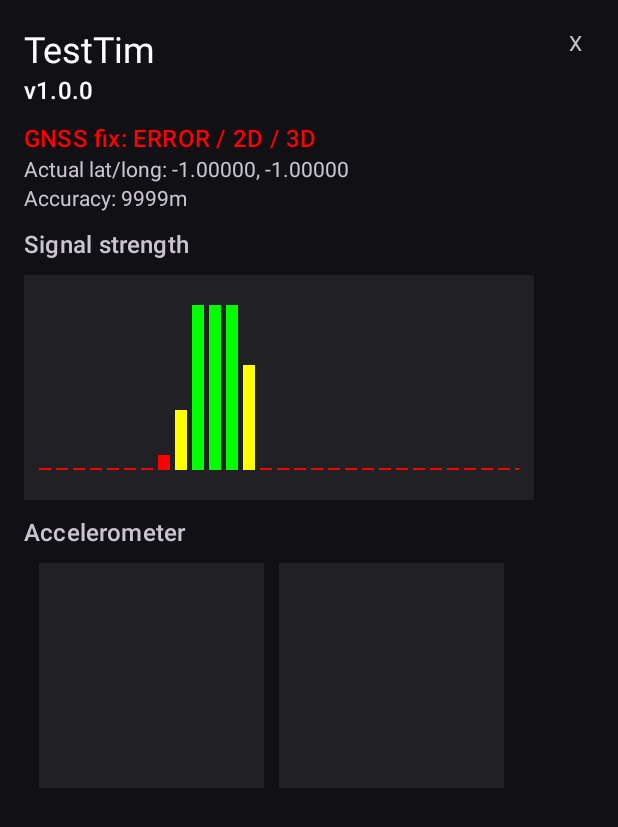
After one commit to Treinchauffeur/TestTim, an Android app: the layout overlay_window.xml on its own in the app's theme, with its tools: preview values and no code run, on a phone screen of 412 x 824 dp. The commit adds this screen. Shown: the top 827 px of the screen. Run offline under Robolectric (Android 15) with nearby library versions, the phone set to English and light mode, and no system bars.

Commit message:
Expanded UI to include most if not all elements. Minor code reformatting. Fixed some typos.

```diff
--- a/app/src/main/java/org/treinchauffeur/testtim/MainActivity.java
+++ b/app/src/main/java/org/treinchauffeur/testtim/MainActivity.java
@@ -35,7 +35,6 @@ public class MainActivity extends AppCompatActivity {
         edt1.addTextChangedListener(new TextWatcher() {
             @Override
             public void beforeTextChanged(CharSequence charSequence, int i, int i1, int i2) {
-
             }
 
             @Override
@@ -44,9 +43,7 @@ public class MainActivity extends AppCompatActivity {
             }
 
             @Override
-            public void afterTextChanged(Editable editable) {
-
-            }
+            public void afterTextChanged(Editable editable) {}
         });
 
         btnClose.setOnClickListener(new View.OnClickListener() {
@@ -66,6 +63,7 @@ public class MainActivity extends AppCompatActivity {
     }
 
     public final static int Overlay_REQUEST_CODE = 251;
+
     public void checkDrawOverlayPermission() {
         if (!Settings.canDrawOverlays(mActivity)) {
             Intent intent = new Intent(Settings.ACTION_MANAGE_OVERLAY_PERMISSION, Uri.parse("package:" + getPackageName()));
@@ -85,12 +83,9 @@ public class MainActivity extends AppCompatActivity {
     public void onActivityResult(int requestCode, int resultCode, Intent data) {
         super.onActivityResult(requestCode, resultCode, data);
 
-        switch (requestCode) {
-            case Overlay_REQUEST_CODE: {
-                if (Settings.canDrawOverlays(mActivity)) {
-                    openFloatingWindow();
-                }
-                break;
+        if (requestCode == Overlay_REQUEST_CODE) {
+            if (Settings.canDrawOverlays(mActivity)) {
+                openFloatingWindow();
             }
         }
     }
--- a/app/src/main/java/org/treinchauffeur/testtim/OverlayShowingService.java
+++ b/app/src/main/java/org/treinchauffeur/testtim/OverlayShowingService.java
@@ -56,27 +56,21 @@ public class OverlayShowingService extends Service {
     }
 
     WindowManager.LayoutParams mWindowsParams;
+
     private void moveView() {
         DisplayMetrics metrics = context.getResources().getDisplayMetrics();
         int width = (int) (metrics.widthPixels * 0.7f);
         int height = (int) (metrics.heightPixels * 0.45f);
 
         mWindowsParams = new WindowManager.LayoutParams(
-                width,//WindowManager.LayoutParams.WRAP_CONTENT,
-                height,//WindowManager.LayoutParams.WRAP_CONTENT,
-                //WindowManager.LayoutParams.TYPE_SYSTEM_ALERT,
-
-                WindowManager.LayoutParams.TYPE_APPLICATION_OVERLAY
-                ,
-
-                //WindowManager.LayoutParams.FLAG_NOT_TOUCH_MODAL,
-                WindowManager.LayoutParams.FLAG_NOT_TOUCH_MODAL | WindowManager.LayoutParams.FLAG_WATCH_OUTSIDE_TOUCH, // Not displaying keyboard on bg activity's EditText
-                //WindowManager.LayoutParams.FLAG_NOT_FOCUSABLE, //Not work with EditText on keyboard
-                PixelFormat.TRANSLUCENT);
+                width,
+                height,
+                WindowManager.LayoutParams.TYPE_APPLICATION_OVERLAY,
+                WindowManager.LayoutParams.FLAG_NOT_TOUCH_MODAL | WindowManager.LayoutParams.FLAG_WATCH_OUTSIDE_TOUCH,
+                PixelFormat.OPAQUE);
 
 
         mWindowsParams.gravity = Gravity.TOP | Gravity.LEFT;
-        //params.x = 0;
         mWindowsParams.y = 100;
         mWindowManager.addView(mView, mWindowsParams);
 
@@ -87,6 +81,7 @@ public class OverlayShowingService extends Service {
             private float initialTouchY;
 
             long startTime = System.currentTimeMillis();
+
             @Override
             public boolean onTouch(View v, MotionEvent event) {
                 if (System.currentTimeMillis() - startTime <= 300) {
@@ -146,10 +141,11 @@ public class OverlayShowingService extends Service {
 
     private boolean wasInFocus = true;
     private EditText edt1;
+
     private void allAboutLayout(Intent intent) {
 
         LayoutInflater layoutInflater = (LayoutInflater) context.getSystemService(Context.LAYOUT_INFLATER_SERVICE);
-        mView = layoutInflater.inflate(R.layout.ovelay_window, null);
+        mView = layoutInflater.inflate(R.layout.overlay_window, null);
 
         edt1 = (EditText) mView.findViewById(R.id.edt1);
         final TextView tvValue = (TextView) mView.findViewById(R.id.tvValue);
--- a/app/src/main/res/layout/ovelay_window.xml
+++ /dev/null
@@ -1,27 +0,0 @@
-<?xml version="1.0" encoding="utf-8"?>
-<RelativeLayout xmlns:android="http://schemas.android.com/apk/res/android"
-    xmlns:tools="http://schemas.android.com/tools"
-    android:id="@+id/activity_main"
-    android:layout_width="wrap_content"
-    android:layout_height="wrap_content"
-    android:paddingBottom="16dp"
-    android:paddingLeft="16dp"
-    android:paddingRight="16dp"
-    android:paddingTop="16dp"
-    android:background="#22000000"
-    tools:context=".MainActivity">
-    <Button
-        android:layout_width="25dp"
-        android:layout_height="25dp"
-        android:text="Close"
-        android:layout_alignParentRight="true"
-        android:id="@+id/btnClose"
-        />
-    <TextView
-        android:id="@+id/tvValue"
-        android:textColor="@color/white"
-        android:layout_width="wrap_content"
-        android:layout_height="wrap_content"
-        android:text="" />
-
-</RelativeLayout>
--- /dev/null
+++ b/app/src/main/res/layout/overlay_window.xml
@@ -0,0 +1,368 @@
+<?xml version="1.0" encoding="utf-8"?>
+<RelativeLayout xmlns:android="http://schemas.android.com/apk/res/android"
+    xmlns:tools="http://schemas.android.com/tools"
+    android:id="@+id/activity_main"
+    android:layout_width="wrap_content"
+    android:layout_height="wrap_content"
+    android:background="#22000000"
+    android:paddingLeft="16dp"
+    android:paddingTop="16dp"
+    android:paddingRight="16dp"
+    android:paddingBottom="16dp"
+    tools:context=".MainActivity">
+
+    <TextView
+        android:id="@+id/btnClose"
+        android:layout_width="25dp"
+        android:layout_height="25dp"
+        android:layout_alignParentRight="true"
+        android:gravity="center"
+        android:text="X" />
+
+    <LinearLayout
+        android:layout_width="wrap_content"
+        android:layout_height="wrap_content"
+        android:orientation="vertical">
+
+        <TextView
+            android:id="@+id/tvTitle"
+            style="@style/MaterialAlertDialog.Material3.Title.Text"
+            android:layout_width="wrap_content"
+            android:layout_height="wrap_content"
+            android:text="TestTim "
+            android:textColor="@color/white" />
+
+        <TextView
+            android:id="@+id/tvSubTitle"
+            style="@style/TextAppearance.Material3.ActionBar.Subtitle"
+            android:layout_width="wrap_content"
+            android:layout_height="wrap_content"
+            android:layout_alignBottom="@id/tvTitle"
+            android:text="v1.0.0"
+            android:textColor="@color/white" />
+
+        <TextView
+            style="@style/TextAppearance.Material3.ActionBar.Subtitle"
+            android:layout_width="wrap_content"
+            android:layout_height="wrap_content"
+            android:paddingTop="10dp"
+            android:text="GNSS fix: ERROR / 2D / 3D"
+            android:textColor="#FF0000"/>
+
+        <TextView
+            android:id="@+id/tvSatellites"
+            android:layout_width="wrap_content"
+            android:layout_height="wrap_content"
+            android:text="Actual lat/long: -1.00000, -1.00000" />
+
+        <TextView
+            android:id="@+id/tvAccuracy"
+            android:layout_width="wrap_content"
+            android:layout_height="wrap_content"
+            android:text="Accuracy: 9999m" />
+
+        <TextView
+            style="@style/TextAppearance.Material3.ActionBar.Subtitle"
+            android:layout_width="wrap_content"
+            android:layout_height="wrap_content"
+            android:paddingTop="10dp"
+            android:paddingBottom="10dp"
+            android:text="Signal strength" />
+
+        <LinearLayout
+            android:layout_width="340dp"
+            android:layout_height="150dp"
+            android:gravity="center_horizontal"
+            android:orientation="horizontal"
+            android:background="#11ffffff">
+
+
+            <HorizontalScrollView
+                android:layout_width="match_parent"
+                android:layout_height="match_parent"
+                android:scrollbars="none"
+                android:padding="10dp">
+
+                <LinearLayout
+                    android:id="@+id/signalStrengthGraph"
+                    android:layout_width="match_parent"
+                    android:layout_height="match_parent"
+                    android:layout_marginVertical="10dp"
+                    android:gravity="bottom"
+                    android:orientation="horizontal"
+                    >
+
+
+                    <View
+                        android:id="@+id/sat1"
+                        android:layout_width="8dp"
+                        android:layout_height="1dp"
+                        android:layout_marginEnd="3dp"
+                        android:background="#ff0000" />
+
+                    <View
+                        android:id="@+id/sat2"
+                        android:layout_width="8dp"
+                        android:layout_height="1dp"
+                        android:layout_marginEnd="3dp"
+                        android:background="#ff0000" />
+
+                    <View
+                        android:id="@+id/sat3"
+                        android:layout_width="8dp"
+                        android:layout_height="1dp"
+                        android:layout_marginEnd="3dp"
+                        android:background="#ff0000" />
+
+                    <View
+                        android:id="@+id/sat4"
+                        android:layout_width="8dp"
+                        android:layout_height="1dp"
+                        android:layout_marginEnd="3dp"
+                        android:background="#ff0000" />
+
+                    <View
+                        android:id="@+id/sat5"
+                        android:layout_width="8dp"
+                        android:layout_height="1dp"
+                        android:layout_marginEnd="3dp"
+                        android:background="#ff0000" />
+
+                    <View
+                        android:id="@+id/sat6"
+                        android:layout_width="8dp"
+                        android:layout_height="1dp"
+                        android:layout_marginEnd="3dp"
+                        android:background="#ff0000" />
+
+                    <View
+                        android:id="@+id/sat7"
+                        android:layout_width="8dp"
+                        android:layout_height="1dp"
+                        android:layout_marginEnd="3dp"
+                        android:background="#ff0000" />
+
+                    <View
+                        android:id="@+id/sat8"
+                        android:layout_width="8dp"
+                        android:layout_height="10dp"
+                        android:layout_marginEnd="3dp"
+                        android:background="#ff0000" />
+
+                    <View
+                        android:id="@+id/sat9"
+                        android:layout_width="8dp"
+                        android:layout_height="40dp"
+                        android:layout_marginEnd="3dp"
+                        android:background="#FFFF00" />
+
+                    <View
+                        android:id="@+id/sat10"
+                        android:layout_width="8dp"
+                        android:layout_height="match_parent"
+                        android:layout_marginEnd="3dp"
+                        android:background="#00FF00" />
+
+                    <View
+                        android:id="@+id/sat11"
+                        android:layout_width="8dp"
+                        android:layout_height="match_parent"
+                        android:layout_marginEnd="3dp"
+                        android:background="#00FF00" />
+
+                    <View
+                        android:id="@+id/sat12"
+                        android:layout_width="8dp"
+                        android:layout_height="match_parent"
+                        android:layout_marginEnd="3dp"
+                        android:background="#00FF00" />
+
+                    <View
+                        android:id="@+id/sat13"
+                        android:layout_width="8dp"
+                        android:layout_height="70dp"
+                        android:layout_marginEnd="3dp"
+                        android:background="#FFFF00" />
+
+                    <View
+                        android:id="@+id/sat14"
+                        android:layout_width="8dp"
+                        android:layout_height="1dp"
+                        android:layout_marginEnd="3dp"
+                        android:background="#ff0000" />
+
+                    <View
+                        android:id="@+id/sat15"
+                        android:layout_width="8dp"
+                        android:layout_height="1dp"
+                        android:layout_marginEnd="3dp"
+                        android:background="#ff0000" />
+
+                    <View
+                        android:id="@+id/sat16"
+                        android:layout_width="8dp"
+                        android:layout_height="1dp"
+                        android:layout_marginEnd="3dp"
+                        android:background="#ff0000" />
+
+                    <View
+                        android:id="@+id/sat17"
+                        android:layout_width="8dp"
+                        android:layout_height="1dp"
+                        android:layout_marginEnd="3dp"
+                        android:background="#ff0000" />
+
+                    <View
+                        android:id="@+id/sat18"
+                        android:layout_width="8dp"
+                        android:layout_height="1dp"
+                        android:layout_marginEnd="3dp"
+                        android:background="#ff0000" />
+
+                    <View
+                        android:id="@+id/sat19"
+                        android:layout_width="8dp"
+                        android:layout_height="1dp"
+                        android:layout_marginEnd="3dp"
+                        android:background="#ff0000" />
+
+                    <View
+                        android:id="@+id/sat20"
+                        android:layout_width="8dp"
+                        android:layout_height="1dp"
+                        android:layout_marginEnd="3dp"
+                        android:background="#ff0000" />
+
+                    <View
+                        android:id="@+id/sat21"
+                        android:layout_width="8dp"
+                        android:layout_height="1dp"
+                        android:layout_marginEnd="3dp"
+                        android:background="#ff0000" />
+
+                    <View
+                        android:id="@+id/sat22"
+                        android:layout_width="8dp"
+                        android:layout_height="1dp"
+                        android:layout_marginEnd="3dp"
+                        android:background="#ff0000" />
+
+                    <View
+                        android:id="@+id/sat23"
+                        android:layout_width="8dp"
+                        android:layout_height="1dp"
+                        android:layout_marginEnd="3dp"
+                        android:background="#ff0000" />
+
+                    <View
+                        android:id="@+id/sat24"
+                        android:layout_width="8dp"
+                        android:layout_height="1dp"
+                        android:layout_marginEnd="3dp"
+                        android:background="#ff0000" />
+
+                    <View
+                        android:id="@+id/sat25"
+                        android:layout_width="8dp"
+                        android:layout_height="1dp"
+                        android:layout_marginEnd="3dp"
+                        android:background="#ff0000" />
+
+                    <View
+                        android:id="@+id/sat26"
+                        android:layout_width="8dp"
+                        android:layout_height="1dp"
+                        android:layout_marginEnd="3dp"
+                        android:background="#ff0000" />
+
+                    <View
+                        android:id="@+id/sat27"
+                        android:layout_width="8dp"
+                        android:layout_height="1dp"
+                        android:layout_marginEnd="3dp"
+                        android:background="#ff0000" />
+
+                    <View
+                        android:id="@+id/sat28"
+                        android:layout_width="8dp"
+                        android:layout_height="1dp"
+                        android:layout_marginEnd="3dp"
+                        android:background="#ff0000" />
+
+                    <View
+                        android:id="@+id/sat29"
+                        android:layout_width="8dp"
+                        android:layout_height="1dp"
+                        android:layout_marginEnd="3dp"
+                        android:background="#ff0000" />
+
+                    <View
+                        android:id="@+id/sat30"
+                        android:layout_width="8dp"
+                        android:layout_height="1dp"
+                        android:layout_marginEnd="3dp"
+                        android:background="#ff0000" />
+
+                    <View
+                        android:id="@+id/sat31"
+                        android:layout_width="8dp"
+                        android:layout_height="1dp"
+                        android:layout_marginEnd="3dp"
+                        android:background="#ff0000" />
+
+                    <View
+                        android:id="@+id/sat32"
+                        android:layout_width="8dp"
+                        android:layout_height="1dp"
+                        android:layout_marginEnd="3dp"
+                        android:background="#ff0000" />
+
+                    <View
+                        android:id="@+id/sat33"
+                        android:layout_width="8dp"
+                        android:layout_height="1dp"
+                        android:layout_marginEnd="3dp"
+                        android:background="#ff0000" />
+
+
+                </LinearLayout>
+
+            </HorizontalScrollView>
+
+
+        </LinearLayout>
+
+        <TextView
+            style="@style/TextAppearance.Material3.ActionBar.Subtitle"
+            android:layout_width="wrap_content"
+            android:layout_height="wrap_content"
+            android:paddingTop="10dp"
+            android:text="Accelerometer" />
+
+        <LinearLayout
+            android:layout_width="340dp"
+            android:layout_height="wrap_content"
+            android:gravity="center_horizontal"
+            android:orientation="horizontal">
+
+            <View
+                android:layout_width="150dp"
+                android:layout_height="150dp"
+                android:layout_marginVertical="10dp"
+                android:background="#11ffffff"
+                android:gravity="bottom"
+                android:padding="10dp" />
+
+            <View
+                android:layout_width="150dp"
+                android:layout_height="150dp"
+                android:layout_marginVertical="10dp"
+                android:background="#11ffffff"
+                android:gravity="bottom"
+                android:layout_margin="10dp" />
+        </LinearLayout>
+
+    </LinearLayout>
+
+
+</RelativeLayout>
--- a/app/src/main/res/values/themes.xml
+++ b/app/src/main/res/values/themes.xml
@@ -1,6 +1,6 @@
 <resources xmlns:tools="http://schemas.android.com/tools">
     <!-- Base application theme. -->
-    <style name="Theme.TestTim" parent="Theme.Material3.Light">
+    <style name="Theme.TestTim" parent="Theme.Material3.Dark">
         <!-- Primary brand color. -->
         <item name="colorPrimary">@color/purple_500</item>
         <item name="colorPrimaryVariant">@color/purple_700</item>
```
